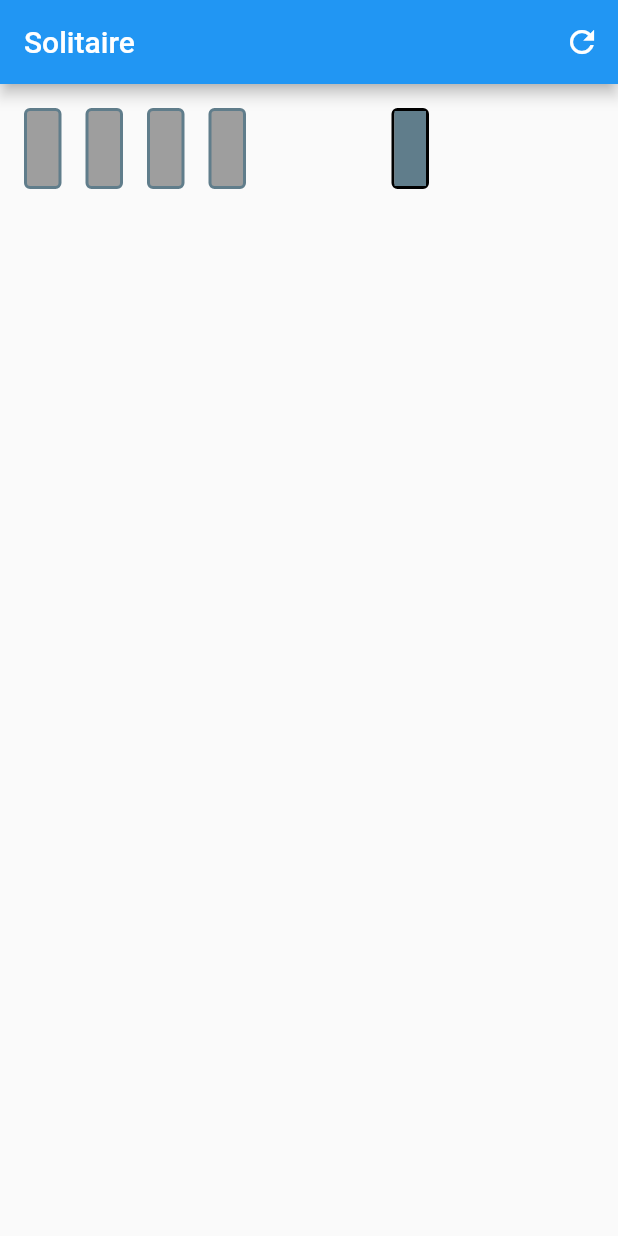
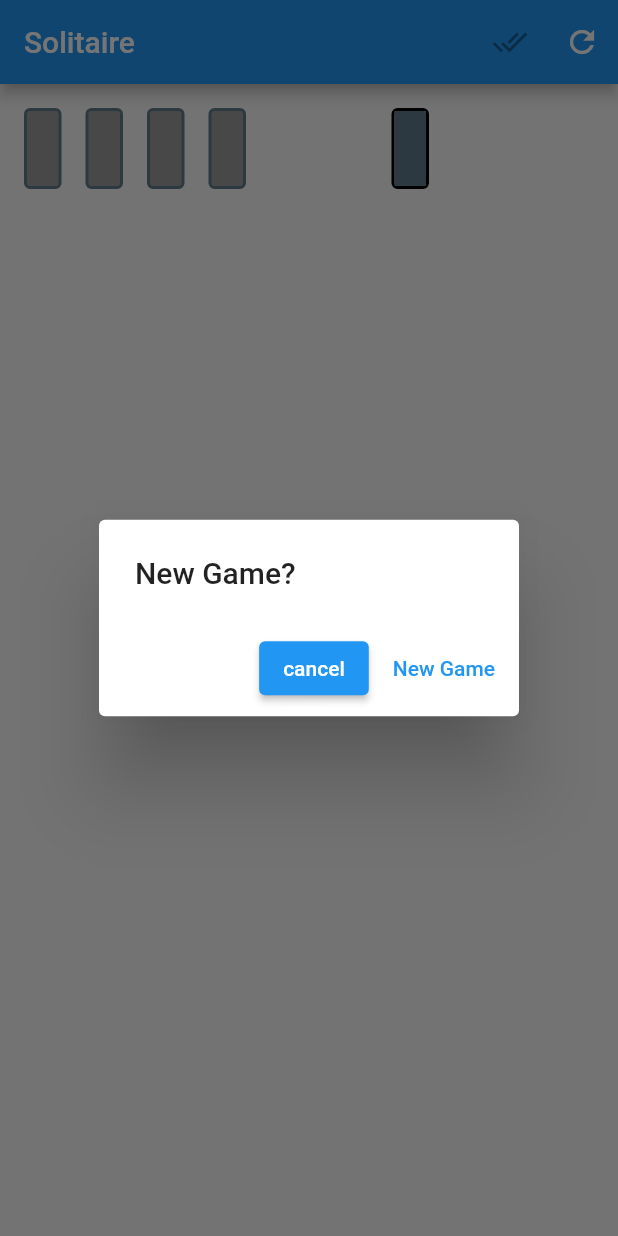
Before and after one commit to HeroicMastodon/af_games, a Flutter app: the screen it shows after launch, after a tap on the "refresh" icon, on a phone screen of 412 x 824 dp. Run offline on Flutter 3.47's test engine with Material 2 defaults, Android fonts, the phone set to English and light mode, and no system bars; our stand-ins replace flutter_hooks, freezed_annotation, get_it, tuple; missing offline and left inert: get_it_hooks; statements that could not run were skipped.

Commit message:
Fixed Selecting/deselecting cards

```diff
--- a/lib/main.dart
+++ b/lib/main.dart
@@ -2,6 +2,7 @@
 import 'package:af_games/solitaire/solitaire_store.dart';
 import 'package:af_games/solitaire/ui/board.dart';
 import 'package:flutter/material.dart';
+import 'package:flutter_hooks/flutter_hooks.dart';
 import 'package:get_it/get_it.dart';
 
 void main() {
@@ -27,10 +28,8 @@
         appBar: AppBar(
           title: const Text("Solitaire"),
           actions: [
-            IconButton(
-              onPressed: () {},
-              icon: const Icon(Icons.refresh),
-            )
+            AutoCompleteButton(store: store),
+            RefreshButton(store: store),
           ],
         ),
         body: const Board(),
@@ -38,3 +37,61 @@
     );
   }
 }
+
+class AutoCompleteButton extends HookWidget {
+  const AutoCompleteButton({
+    Key? key,
+    required this.store,
+  }) : super(key: key);
+
+  final SolitaireStore store;
+
+  @override
+  Widget build(BuildContext context) {
+    final canAutoComplete = useValueListenable(store.state.canAutoComplete);
+    return IconButton(
+      onPressed: canAutoComplete
+          ? () => store.takeAction(const SolitaireAction.autoComplete())
+          : null,
+      icon: const Icon(Icons.done_all),
+    );
+  }
+}
+
+class RefreshButton extends StatelessWidget {
+  const RefreshButton({
+    Key? key,
+    required this.store,
+  }) : super(key: key);
+
+  final SolitaireStore store;
+
+  @override
+  Widget build(BuildContext context) {
+    return IconButton(
+      onPressed: () async {
+        final startNewGame = await showDialog<bool>(
+          context: context,
+          builder: (context) => AlertDialog(
+            title: const Text("New Game?"),
+            actions: [
+              ElevatedButton(
+                onPressed: () => Navigator.of(context).pop(),
+                child: const Text("cancel"),
+              ),
+              TextButton(
+                onPressed: () => Navigator.of(context).pop(true),
+                child: const Text("New Game"),
+              )
+            ],
+          ),
+        );
+
+        if (startNewGame == true) {
+          store.takeAction(const SolitaireAction.newGame());
+        }
+      },
+      icon: const Icon(Icons.refresh),
+    );
+  }
+}
--- a/lib/solitaire/models/card_source/card_source.dart
+++ b/lib/solitaire/models/card_source/card_source.dart
@@ -3,6 +3,6 @@
 abstract class CardSource {
   List<PlayingCard> removeCard(PlayingCard card);
   bool containsCard(PlayingCard card);
-  bool selectCard(PlayingCard card);
-  bool unselectCard(PlayingCard card);
+  PlayingCard selectCard(PlayingCard card);
+  PlayingCard unselectCard(PlayingCard card);
 }
--- a/lib/solitaire/models/card_stack/card_stack_state.dart
+++ b/lib/solitaire/models/card_stack/card_stack_state.dart
@@ -78,19 +78,20 @@
   }
 
   @override
-  bool selectCard(PlayingCard card) => _updateCardState(card, const Selected());
+  PlayingCard selectCard(PlayingCard card) => _updateCardState(card, const Selected());
 
   @override
-  bool unselectCard(PlayingCard card) => _updateCardState(card, const FaceUp());
+  PlayingCard unselectCard(PlayingCard card) => _updateCardState(card, const FaceUp());
 
-  bool _updateCardState(PlayingCard card, CardState state) {
+  PlayingCard _updateCardState(PlayingCard card, CardState state) {
     var cards = [...value.cards];
     var index = cards.indexOf(card);
 
-    if (index == -1) return false;
+    if (index == -1) return card;
 
-    cards[index] = card.copyWith(state: state);
+    var newCard = card.copyWith(state: state);
+    cards[index] = newCard;
     value = value.copyWith(cards: cards);
-    return true;
+    return newCard;
   }
 }
--- a/lib/solitaire/models/target/target_state.dart
+++ b/lib/solitaire/models/target/target_state.dart
@@ -65,19 +65,20 @@
   }
 
   @override
-  bool selectCard(PlayingCard card) => _updateCardState(card, const Selected());
+  PlayingCard selectCard(PlayingCard card) => _updateCardState(card, const Selected());
 
   @override
-  bool unselectCard(PlayingCard card) => _updateCardState(card, const FaceUp());
+  PlayingCard unselectCard(PlayingCard card) => _updateCardState(card, const FaceUp());
 
-  bool _updateCardState(PlayingCard card, CardState state) {
+  PlayingCard _updateCardState(PlayingCard card, CardState state) {
     var cards = [...value.cards];
     var index = cards.indexOf(card);
 
-    if (index == -1) return false;
+    if (index == -1) return card;
 
-    cards[index] = card.copyWith(state: state);
+    var newCard = card.copyWith(state: state);
+    cards[index] = newCard;
     value = value.copyWith(cards: cards);
-    return true;
+    return newCard;
   }
 }
--- a/lib/solitaire/ui/card.dart
+++ b/lib/solitaire/ui/card.dart
@@ -20,13 +20,15 @@
 
   @override
   Widget build(BuildContext context) {
-    return GestureDetector(
+    return MouseRegion(
+      cursor: SystemMouseCursors.click,
+      child: GestureDetector(
         onTap: () => onTapped(card),
         onDoubleTap: () => onDoubleTapped(card),
         child: Container(
           decoration: BoxDecoration(
             border: Border.all(
-            color: Colors.black,
+              color: card.state is Selected ? Colors.lightBlueAccent : Colors.black,
               width: 2,
             ),
             color: Colors.white,
@@ -40,6 +42,7 @@
             up: () => _CardFace(card),
             down: () => const _CardBack(),
             selected: () => _CardFace(card),
+          ),
         ),
       ),
     );
```
Also changed, not shown: lib/solitaire/models/pile/pile_state.dart (+7 -6 lines), lib/solitaire/solitaire_state.dart (+18 -2 lines), lib/solitaire/solitaire_store.dart (+6 -1 lines), lib/solitaire/ui/stack.dart (+23 -3 lines). Lines whose indentation alone changed are shown as unchanged.
